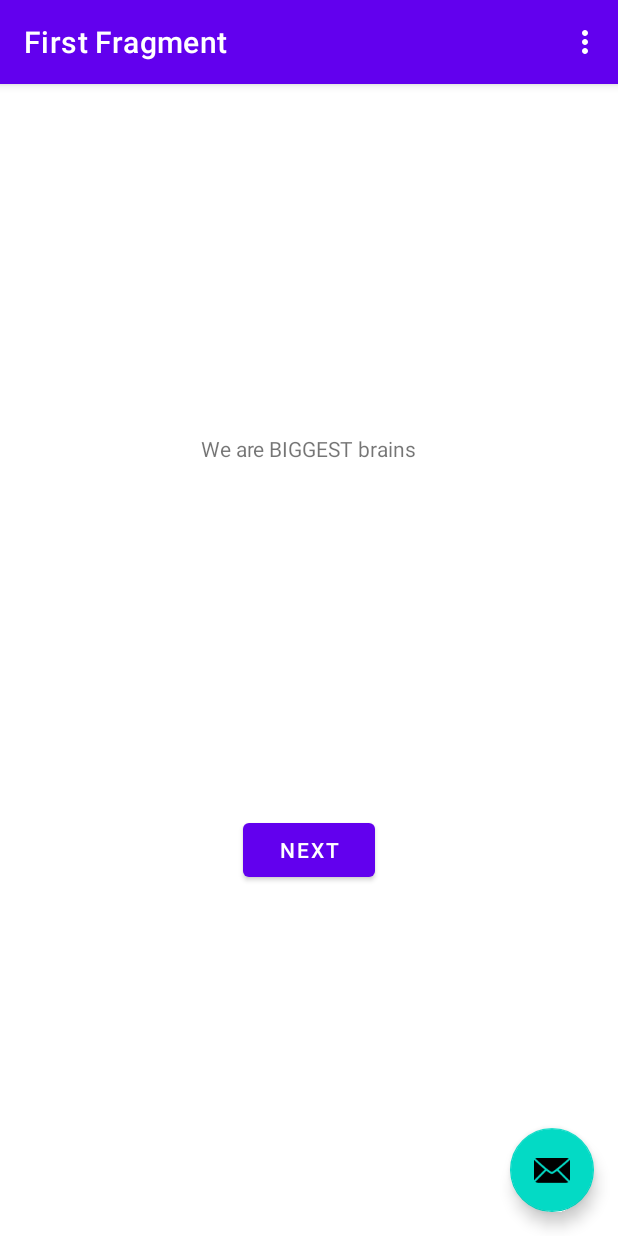
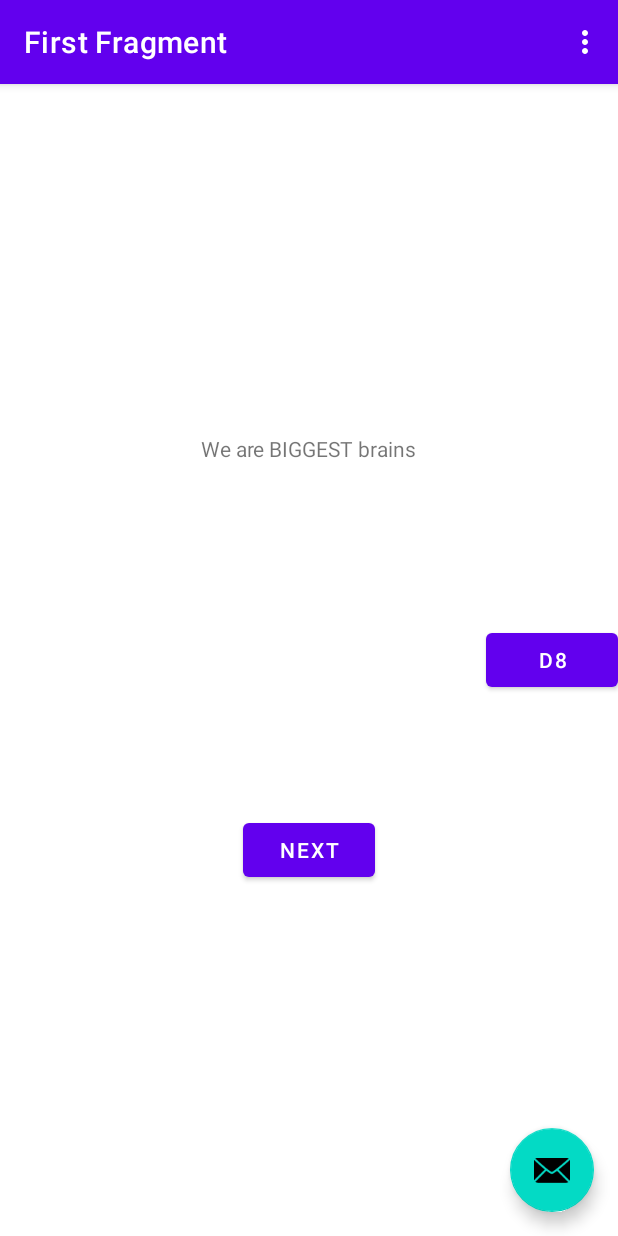
Before and after one commit to frbarbre/P2G2T222MiniProject, an Android app: the screen it shows after launch (MainActivity), on a phone screen of 412 x 824 dp. Run offline under Robolectric (Android 15) with nearby library versions, the phone set to English and light mode, and no system bars; our stand-ins replace navigation-ui.

```diff
--- a/app/src/main/java/com/example/p2g2t222mini_project/FirstFragment.java
+++ b/app/src/main/java/com/example/p2g2t222mini_project/FirstFragment.java
@@ -36,6 +36,14 @@ public class FirstFragment extends Fragment {
                         .navigate(R.id.action_FirstFragment_to_SecondFragment);
             }
         });
+
+        binding.FirstButtonD8.setOnClickListener(new View.OnClickListener() {
+            @Override
+            public void onClick(View view) {
+                NavHostFragment.findNavController(FirstFragment.this)
+                        .navigate(R.id.action_FirstFragment_to_d8Fragment);
+            }
+        });
     }
 
     @Override
--- a/app/src/main/res/layout/fragment_first.xml
+++ b/app/src/main/res/layout/fragment_first.xml
@@ -25,4 +25,13 @@
         app:layout_constraintEnd_toEndOf="parent"
         app:layout_constraintStart_toStartOf="parent"
         app:layout_constraintTop_toBottomOf="@id/textview_first" />
+
+    <Button
+        android:id="@+id/FirstButtonD8"
+        android:layout_width="wrap_content"
+        android:layout_height="wrap_content"
+        android:text="D8"
+        app:layout_constraintBottom_toBottomOf="parent"
+        app:layout_constraintEnd_toEndOf="parent"
+        app:layout_constraintTop_toTopOf="parent" />
 </androidx.constraintlayout.widget.ConstraintLayout>
--- a/app/src/main/res/navigation/nav_graph.xml
+++ b/app/src/main/res/navigation/nav_graph.xml
@@ -14,6 +14,9 @@
         <action
             android:id="@+id/action_FirstFragment_to_SecondFragment"
             app:destination="@id/SecondFragment" />
+        <action
+            android:id="@+id/action_FirstFragment_to_d8Fragment"
+            app:destination="@id/d8Fragment" />
     </fragment>
     <fragment
         android:id="@+id/SecondFragment"
@@ -25,4 +28,13 @@
             android:id="@+id/action_SecondFragment_to_FirstFragment"
             app:destination="@id/FirstFragment" />
     </fragment>
+    <fragment
+        android:id="@+id/d8Fragment"
+        android:name="com.example.p2g2t222mini_project.D8Fragment"
+        android:label="fragment_d8"
+        tools:layout="@layout/fragment_d8" >
+        <action
+            android:id="@+id/action_d8Fragment_to_FirstFragment"
+            app:destination="@id/FirstFragment" />
+    </fragment>
 </navigation>
```
